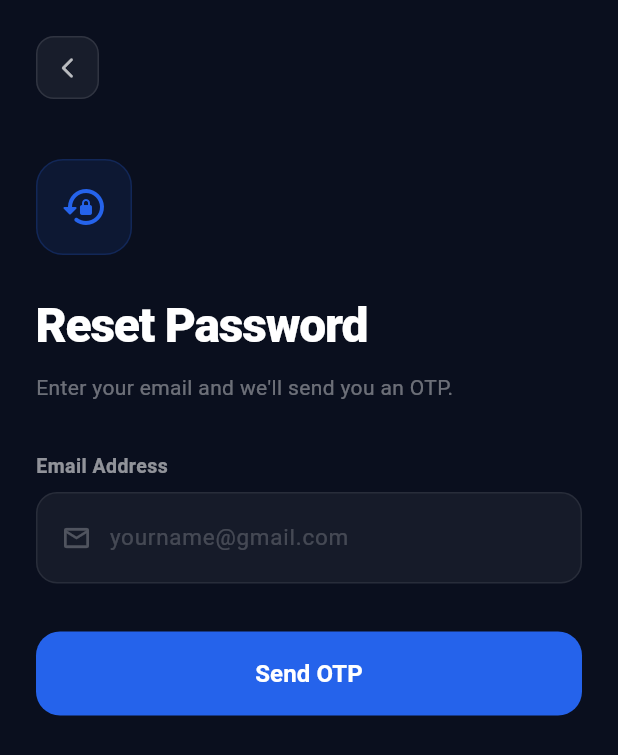
After one commit to ZuhaibAmin001/FuelSense, a Flutter app: the ForgotPasswordScreen screen opened directly, on a phone screen of 412 x 824 dp. The commit adds this screen. Shown: the top 755 px of the screen. Run offline on Flutter 3.47's test engine with Material 3 defaults, Android fonts, the phone set to English and light mode, and no system bars; our stand-ins replace firebase_core, flutter_map, geolocator, latlong2, share_plus, shared_preferences; missing offline and left inert: flutter_map_cancellable_tile_provider; accounts and stored records are empty; Roboto replaces fonts that are missing (SF Pro Display).

Commit message:
Latest changes

```diff
--- /dev/null
+++ b/fuelsense_app/lib/screens/forgot_password_screen.dart
@@ -0,0 +1,209 @@
+import 'package:flutter/material.dart';
+import 'package:flutter/services.dart';
+import '../services/api_service.dart';
+
+class ForgotPasswordScreen extends StatefulWidget {
+  const ForgotPasswordScreen({super.key});
+  @override State<ForgotPasswordScreen> createState() => _ForgotPasswordScreenState();
+}
+
+class _ForgotPasswordScreenState extends State<ForgotPasswordScreen> {
+  final _email = TextEditingController();
+  final _otp = TextEditingController();
+  final _newPass = TextEditingController();
+  final _confirmPass = TextEditingController();
+  bool _loading = false;
+  bool _otpSent = false;
+  bool _done = false;
+  bool _ob1 = true, _ob2 = true;
+  String? _error;
+
+  Future<void> _sendReset() async {
+    final email = _email.text.trim();
+    if (email.isEmpty || !email.contains('@')) {
+      setState(() => _error = 'Enter a valid email address');
+      return;
+    }
+    setState(() { _loading = true; _error = null; });
+    final r = await ApiService.requestPasswordReset(email);
+    if (!mounted) return;
+    setState(() => _loading = false);
+    if (r.success) {
+      setState(() => _otpSent = true);
+    } else {
+      setState(() => _error = r.error ?? 'Something went wrong');
+    }
+  }
+
+  Future<void> _confirmReset() async {
+    if (_otp.text.trim().length != 6) {
+      setState(() => _error = 'Enter 6-digit OTP');
+      return;
+    }
+    if (_newPass.text.length < 8) {
+      setState(() => _error = 'Password must be at least 8 characters');
+      return;
+    }
+    if (_newPass.text != _confirmPass.text) {
+      setState(() => _error = 'Passwords don\'t match');
+      return;
+    }
+    setState(() { _loading = true; _error = null; });
+    final r = await ApiService.resetPassword(_email.text.trim(), _otp.text.trim(), _newPass.text);
+    if (!mounted) return;
+    setState(() => _loading = false);
+    if (r.success) {
+      setState(() => _done = true);
+    } else {
+      setState(() => _error = r.error ?? 'Something went wrong');
+    }
+  }
+
+  @override
+  Widget build(BuildContext context) {
+    return Scaffold(
+      backgroundColor: const Color(0xFF0A0F1E),
+      body: SafeArea(child: SingleChildScrollView(
+        padding: const EdgeInsets.all(24),
+        child: Column(crossAxisAlignment: CrossAxisAlignment.start, children: [
+          GestureDetector(
+            onTap: () => Navigator.pop(context),
+            child: Container(
+              width: 42, height: 42,
+              decoration: BoxDecoration(color: Colors.white.withOpacity(0.06), borderRadius: BorderRadius.circular(12), border: Border.all(color: Colors.white.withOpacity(0.1))),
+              child: const Icon(Icons.arrow_back_ios_new_rounded, color: Colors.white70, size: 16),
+            ),
+          ),
+          const SizedBox(height: 40),
+
+          Container(
+            width: 64, height: 64,
+            decoration: BoxDecoration(color: const Color(0xFF2563EB).withOpacity(0.1), borderRadius: BorderRadius.circular(18), border: Border.all(color: const Color(0xFF2563EB).withOpacity(0.2))),
+            child: Icon(_done ? Icons.check_circle_outline_rounded : Icons.lock_reset_rounded, color: const Color(0xFF2563EB), size: 32),
+          ),
+          const SizedBox(height: 24),
+
+          Text(_done ? 'All Done!' : 'Reset Password', style: const TextStyle(color: Colors.white, fontSize: 32, fontWeight: FontWeight.w800, letterSpacing: -0.8)),
+          const SizedBox(height: 8),
+          Text(
+            _done
+                ? 'Your password has been reset. You can now sign in.'
+                : _otpSent
+                    ? 'Enter the OTP sent to ${_email.text} and your new password.'
+                    : 'Enter your email and we\'ll send you an OTP.',
+            style: TextStyle(color: Colors.white.withOpacity(0.4), fontSize: 14, height: 1.5)),
+          const SizedBox(height: 32),
+
+          if (_error != null) ...[
+            Container(
+              padding: const EdgeInsets.all(14),
+              decoration: BoxDecoration(color: const Color(0xFFEF4444).withOpacity(0.08), borderRadius: BorderRadius.circular(12), border: Border.all(color: const Color(0xFFEF4444).withOpacity(0.25))),
+              child: Row(children: [
+                const Icon(Icons.error_outline_rounded, color: Color(0xFFEF4444), size: 18),
+                const SizedBox(width: 10),
+                Expanded(child: Text(_error!, style: const TextStyle(color: Color(0xFFEF4444), fontSize: 13))),
+              ]),
+            ),
+            const SizedBox(height: 20),
+          ],
+
+          if (_done) ...[
+            SizedBox(
+              width: double.infinity, height: 56,
+              child: ElevatedButton(
+                onPressed: () => Navigator.pop(context),
+                style: ElevatedButton.styleFrom(backgroundColor: const Color(0xFF2563EB), elevation: 0, shape: RoundedRectangleBorder(borderRadius: BorderRadius.circular(16))),
+                child: const Text('Back to Login', style: TextStyle(fontSize: 16, fontWeight: FontWeight.w700, color: Colors.white)),
+              ),
+            ),
+          ] else if (!_otpSent) ...[
+            _label('Email Address'),
+            const SizedBox(height: 8),
+            _field(_email, 'yourname@gmail.com', Icons.email_outlined, type: TextInputType.emailAddress),
+            const SizedBox(height: 32),
+            SizedBox(
+              width: double.infinity, height: 56,
+              child: ElevatedButton(
+                onPressed: _loading ? null : _sendReset,
+                style: ElevatedButton.styleFrom(
+                  backgroundColor: const Color(0xFF2563EB),
+                  disabledBackgroundColor: const Color(0xFF2563EB).withOpacity(0.4),
+                  elevation: 0,
+                  shape: RoundedRectangleBorder(borderRadius: BorderRadius.circular(16)),
+                ),
+                child: _loading
+                    ? const SizedBox(width: 22, height: 22, child: CircularProgressIndicator(color: Colors.white, strokeWidth: 2.5))
+                    : const Text('Send OTP', style: TextStyle(fontSize: 16, fontWeight: FontWeight.w700, color: Colors.white)),
+              ),
+            ),
+          ] else ...[
+            _label('OTP Code'),
+            const SizedBox(height: 8),
+            _field(_otp, '6-digit code', Icons.pin_outlined, type: TextInputType.number, fmt: [FilteringTextInputFormatter.digitsOnly, LengthLimitingTextInputFormatter(6)]),
+            const SizedBox(height: 18),
+            _label('New Password'),
+            const SizedBox(height: 8),
+            _field(_newPass, 'Min. 8 characters', Icons.lock_outline_rounded, obscure: _ob1,
+                suffix: GestureDetector(onTap: () => setState(() => _ob1 = !_ob1),
+                    child: Padding(padding: const EdgeInsets.only(right: 16), child: Icon(_ob1 ? Icons.visibility_off_rounded : Icons.visibility_rounded, color: Colors.white30, size: 20)))),
+            const SizedBox(height: 18),
+            _label('Confirm New Password'),
+            const SizedBox(height: 8),
+            _field(_confirmPass, 'Re-enter password', Icons.lock_outline_rounded, obscure: _ob2,
+                suffix: GestureDetector(onTap: () => setState(() => _ob2 = !_ob2),
+                    child: Padding(padding: const EdgeInsets.only(right: 16), child: Icon(_ob2 ? Icons.visibility_off_rounded : Icons.visibility_rounded, color: Colors.white30, size: 20)))),
+            const SizedBox(height: 32),
+            SizedBox(
+              width: double.infinity, height: 56,
+              child: ElevatedButton(
+                onPressed: _loading ? null : _confirmReset,
+                style: ElevatedButton.styleFrom(
+                  backgroundColor: const Color(0xFF2563EB),
+                  disabledBackgroundColor: const Color(0xFF2563EB).withOpacity(0.4),
+                  elevation: 0,
+                  shape: RoundedRectangleBorder(borderRadius: BorderRadius.circular(16)),
+                ),
+                child: _loading
+                    ? const SizedBox(width: 22, height: 22, child: CircularProgressIndicator(color: Colors.white, strokeWidth: 2.5))
+                    : const Text('Reset Password', style: TextStyle(fontSize: 16, fontWeight: FontWeight.w700, color: Colors.white)),
+              ),
+            ),
+            const SizedBox(height: 12),
+            Center(child: TextButton(
+              onPressed: _loading ? null : () => setState(() { _otpSent = false; _error = null; }),
+              child: Text('Change email', style: TextStyle(color: Colors.white.withOpacity(0.4), fontSize: 13)),
+            )),
+          ],
+        ]),
+      )),
+    );
+  }
+
+  Widget _label(String t) => Text(t, style: TextStyle(color: Colors.white.withOpacity(0.55), fontSize: 13, fontWeight: FontWeight.w600, letterSpacing: 0.3));
+
+  Widget _field(TextEditingController c, String hint, IconData icon, {TextInputType? type, List<TextInputFormatter>? fmt, bool obscure = false, Widget? suffix}) =>
+    Container(
+      decoration: BoxDecoration(
+        color: Colors.white.withOpacity(0.05),
+        borderRadius: BorderRadius.circular(14),
+        border: Border.all(color: Colors.white.withOpacity(0.08)),
+      ),
+      child: Row(children: [
+        Padding(padding: const EdgeInsets.only(left: 16), child: Icon(icon, color: Colors.white.withOpacity(0.25), size: 20)),
+                Expanded(child: TextField(
+          controller: c,
+          keyboardType: type,
+          inputFormatters: fmt,
+          obscureText: obscure,
+          style: const TextStyle(color: Colors.white, fontSize: 15),
+          decoration: InputDecoration(
+            hintText: hint,
+            hintStyle: TextStyle(color: Colors.white.withOpacity(0.2), fontSize: 15),
+            border: InputBorder.none,
+            contentPadding: const EdgeInsets.symmetric(horizontal: 12, vertical: 18),
+          ),
+        )),
+        if (suffix != null) suffix,
+      ]),
+    );
+}
--- a/fuelsense_app/lib/screens/login_screen.dart
+++ b/fuelsense_app/lib/screens/login_screen.dart
@@ -2,6 +2,7 @@ import 'package:flutter/material.dart';
 import 'package:flutter/services.dart';
 import '../services/api_service.dart';
 import 'signup_screen.dart';
+import 'forgot_password_screen.dart';
 import 'home_screen.dart';
 import 'dashboard_screen.dart';
 
@@ -37,6 +38,7 @@ class _LoginScreenState extends State<LoginScreen> with SingleTickerProviderStat
     }
     setState(() { _loading = true; _error = null; });
     final r = await ApiService.login(_phone.text.trim(), _pass.text);
+    print('LOGIN RESPONSE: ${r.data}');
      if (r.success) {
       final isOwner = r.data['is_station_owner'] == true;
       final stationId = r.data['owned_station_id'];
--- a/fuelsense_app/lib/screens/signup_screen.dart
+++ b/fuelsense_app/lib/screens/signup_screen.dart
@@ -19,6 +19,7 @@ class _SignupScreenState extends State<SignupScreen> with TickerProviderStateMix
   final _cnic  = TextEditingController();
   final _pass  = TextEditingController();
   final _conf  = TextEditingController();
+  final _email = TextEditingController();
   final List<TextEditingController> _otp = List.generate(6, (_) => TextEditingController());
   final List<FocusNode> _foci = List.generate(6, (_) => FocusNode());
   bool _loading = false, _ob1 = true, _ob2 = true;
@@ -58,7 +59,7 @@ class _SignupScreenState extends State<SignupScreen> with TickerProviderStateMix
   @override
   void dispose() {
     _name.dispose(); _phone.dispose(); _cnic.dispose();
-    _pass.dispose(); _conf.dispose();
+    _pass.dispose(); _conf.dispose(); _email.dispose();
     for (var c in _otp) c.dispose();
     for (var f in _foci) f.dispose();
     _pageCtrl.dispose();
@@ -77,19 +78,33 @@ class _SignupScreenState extends State<SignupScreen> with TickerProviderStateMix
     if (widget.role == 'owner' && _selectedStationId == null) { setState(() => _error = 'Please select your station'); return; }
 
     setState(() { _loading = true; _error = null; });
-    await Future.delayed(const Duration(milliseconds: 800));
+    final r = await ApiService.sendOtp(_phone.text.trim());
+    if (!mounted) return;
     setState(() => _loading = false);
+    if (r.success) {
       _nextStep();
+    } else {
+      setState(() => _error = r.error ?? 'Failed to send OTP');
+    }
   }
 
   Future<void> _verifyOtp() async {
+    final code = _otp.map((c) => c.text).join();
+    if (code.length != 6) { setState(() => _error = 'Enter 6-digit OTP'); return; }
+
     setState(() { _loading = true; _error = null; });
-    await Future.delayed(const Duration(milliseconds: 500));
+    final r = await ApiService.verifyOtp(_phone.text.trim(), code);
+    if (!mounted) return;
     setState(() => _loading = false);
+    if (r.success) {
       _nextStep();
+    } else {
+      setState(() => _error = r.error ?? 'Invalid OTP');
+    }
   }
 
     Future<void> _finish() async {
+    if (_email.text.trim().isEmpty || !_email.text.contains('@')) { setState(() => _error = 'Enter a valid email address'); return; }
     if (_pass.text.length < 8) { setState(() => _error = 'Password must be at least 8 characters'); return; }
     if (_pass.text != _conf.text) { setState(() => _error = 'Passwords don\'t match'); return; }
     setState(() { _loading = true; _error = null; });
@@ -98,6 +113,7 @@ class _SignupScreenState extends State<SignupScreen> with TickerProviderStateMix
       phone: _phone.text.trim(),
       cnic: _cnic.text.trim(),
       password: _pass.text,
+      email: _email.text.trim(),
       role: widget.role,
       stationId: widget.role == 'owner' ? _selectedStationId : null,
     );
@@ -273,6 +289,9 @@ class _SignupScreenState extends State<SignupScreen> with TickerProviderStateMix
     _label('Phone Number'), const SizedBox(height: 8),
     _field(_phone, '03001234567', Icons.phone_android_rounded, type: TextInputType.phone, fmt: [FilteringTextInputFormatter.digitsOnly, LengthLimitingTextInputFormatter(11)]),
     const SizedBox(height: 18),
+    _label('Email Address'), const SizedBox(height: 8),
+    _field(_email, 'yourname@gmail.com', Icons.email_outlined, type: TextInputType.emailAddress),
+    const SizedBox(height: 18),
     _label('CNIC (13 digits, no dashes)'), const SizedBox(height: 8),
     _field(_cnic, '3740512345678', Icons.badge_outlined, type: TextInputType.number, fmt: [FilteringTextInputFormatter.digitsOnly, LengthLimitingTextInputFormatter(13)]),
     if (widget.role == 'owner') ...[
--- a/fuelsense_app/lib/services/api_service.dart
+++ b/fuelsense_app/lib/services/api_service.dart
@@ -3,8 +3,8 @@ import 'package:http/http.dart' as http;
 import 'package:shared_preferences/shared_preferences.dart';
 
 class ApiService {
-  static const String _base = 'https://fuelsense.pythonanywhere.com/api';
-  // ── Token storage ──────────────────────────────────────────────────────────
+  static const String _base = 'http://192.168.100.219:8000/api';
+  // ── Token storage ────────────────────────────────────────────────────────
   static Future<String?> getToken() async => (await SharedPreferences.getInstance()).getString('token');
 
   static Future<void> saveAuth(Map data) async {
@@ -26,26 +26,31 @@ class ApiService {
     return raw != null ? json.decode(raw) : null;
   }
 
-  // ── Internal helpers ───────────────────────────────────────────────────────
+  // ── Internal helpers ─────────────────────────────────────────────────────
   static Map<String,String> _h({String? token}) => {
     'Content-Type': 'application/json',
     if (token != null) 'Authorization': 'Bearer $token',
   };
 
-  // ── Auth ───────────────────────────────────────────────────────────────────
+  // ── Auth ─────────────────────────────────────────────────────────────────
   static Future<ApiResult> sendOtp(String phone) => _post('/auth/send-otp/', {'phone': phone});
   static Future<ApiResult> verifyOtp(String phone, String otp) => _post('/auth/verify-otp/', {'phone': phone, 'otp': otp});
+  static Future<ApiResult> requestPasswordReset(String email) => _post('/auth/request-password-reset/', {'email': email});
+  static Future<ApiResult> resetPassword(String email, String otp, String newPassword) =>
+      _post('/auth/reset-password/', {'email': email, 'otp': otp, 'new_password': newPassword});
 
   static Future<ApiResult> signup({
     required String fullName,
     required String phone,
     required String cnic,
     required String password,
+    String? email,
     String role = 'driver',
     int? stationId,
   }) async {
     final body = {
       'full_name': fullName, 'phone': phone, 'cnic': cnic, 'password': password, 'role': role,
+      if (email != null) 'email': email,
       if (stationId != null) 'station_id': stationId,
     };
     final r = await _post('/auth/signup/', body, expectedStatus: 201);
@@ -59,7 +64,7 @@ class ApiService {
     return r;
   }
 
-  // ── Stations ───────────────────────────────────────────────────────────────
+  // ── Stations ─────────────────────────────────────────────────────────────
   static Future<ApiResult> getAllStations() => _get('/traffic/status/');
 
   static Future<ApiResult> getNearbyStations(double lat, double lng, {double radius = 10}) =>
@@ -67,13 +72,13 @@ class ApiService {
 
   static Future<ApiResult> getStationsList() => _get('/stations/list/');
 
-  // ── Dashboard ──────────────────────────────────────────────────────────────
+  // ── Dashboard ────────────────────────────────────────────────────────────
   static Future<ApiResult> getDashboard(int stationId) async {
     final token = await getToken();
     return _get('/dashboard/$stationId/overview/', token: token);
   }
 
-  // ── Employees ──────────────────────────────────────────────────────────────
+  // ── Employees ────────────────────────────────────────────────────────────
   static Future<ApiResult> getEmployees(int stationId) async {
     final token = await getToken();
     return _get('/dashboard/$stationId/employees/', token: token);
@@ -93,7 +98,7 @@ class ApiService {
     return _delete('/dashboard/$stationId/employees/$employeeId/', token: token);
   }
 
-  // ── Private ────────────────────────────────────────────────────────────────
+  // ── Private ──────────────────────────────────────────────────────────────
   static Future<ApiResult> _get(String path, {String? token}) async {
     try {
       final res = await http.get(Uri.parse('$_base$path'), headers: _h(token: token));
```
Also changed, not shown: fuelsense_app/lib/main.dart (+12 -4 lines), fuelsense_app/pubspec.yaml (+7 -2 lines), fuelsense_app/assets/icon/icon.png (added), fuelsense_app/pubspec.lock, 41 other files. Lines whose indentation alone changed are shown as unchanged.
